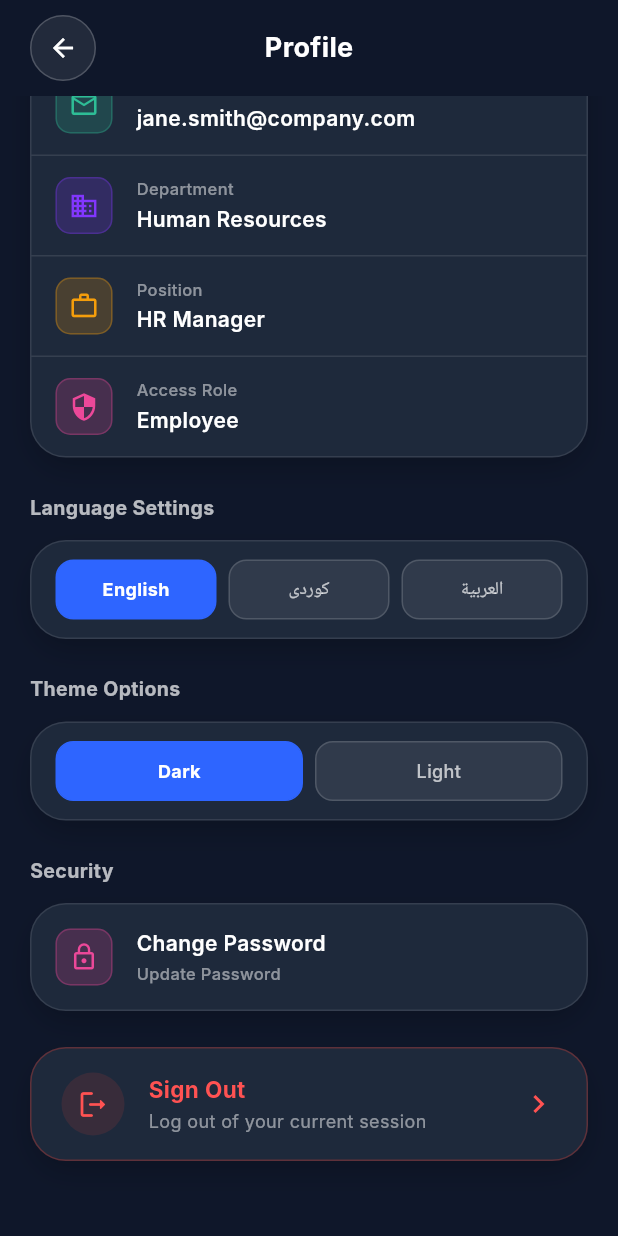
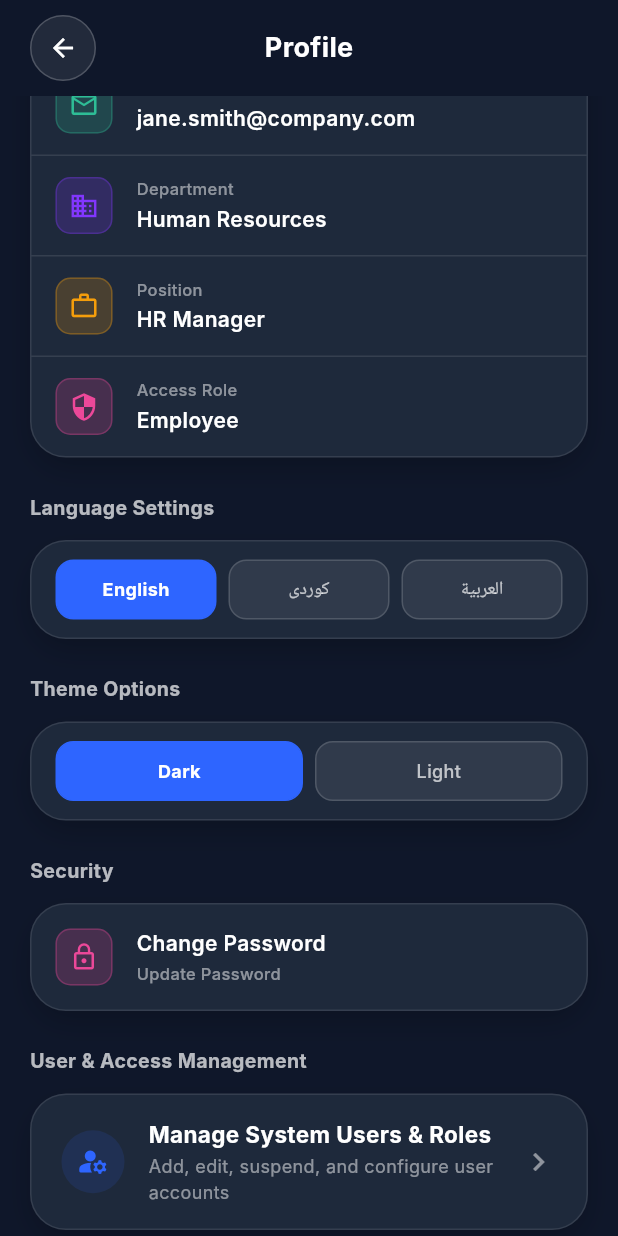
Before and after one commit to 9dostwal8/Attendance-app, a Flutter app: the ProfileScreen screen opened directly, scrolled down 367 dp, on a phone screen of 412 x 824 dp. Run offline on Flutter 3.47's test engine with Material 3 defaults, Android fonts, the light colour scheme and no system bars; our stand-ins replace camera, cloud_firestore, firebase_core, firebase_messaging, fl_chart, flutter_local_notifications and 6 more; missing offline and left inert: dart:html, file_saver, google_mlkit_face_detection, syncfusion_flutter_xlsio, tflite_flutter; accounts and stored records are empty; Roboto replaces fonts that are missing (Inter).

Commit message:
Restore User & Access Management and Account Switcher options in Profile screen

```diff
--- a/lib/screens/profile_screen.dart
+++ b/lib/screens/profile_screen.dart
@@ -15,12 +15,6 @@ class ProfileScreen extends StatelessWidget {
   @override
   Widget build(BuildContext context) {
     final provider = Provider.of<AttendanceProvider>(context);
-    final currentUser = provider.currentEmployee;
-    final bool isHrOrAdmin = currentUser != null && (
-      currentUser.role == 'hr' ||
-      currentUser.role == 'admin' ||
-      currentUser.email == 'admin@company.com'
-    );
 
     return Directionality(
       textDirection: provider.currentLanguageDirection,
@@ -128,7 +122,6 @@ class ProfileScreen extends StatelessWidget {
                         _buildSecurityCard(context, provider),
                         SizedBox(height: 24),
 
-                        if (isHrOrAdmin) ...[
                         // User Management Section
                         Text(
                           'User & Access Management',
@@ -154,7 +147,6 @@ class ProfileScreen extends StatelessWidget {
                         SizedBox(height: 12),
                         _buildAccountSwitcherCard(provider, context),
                         SizedBox(height: 24),
-                        ],
 
                         // Sign Out Section
                         _buildLogoutCard(provider, context),
```
Lines whose indentation alone changed are shown as unchanged.
